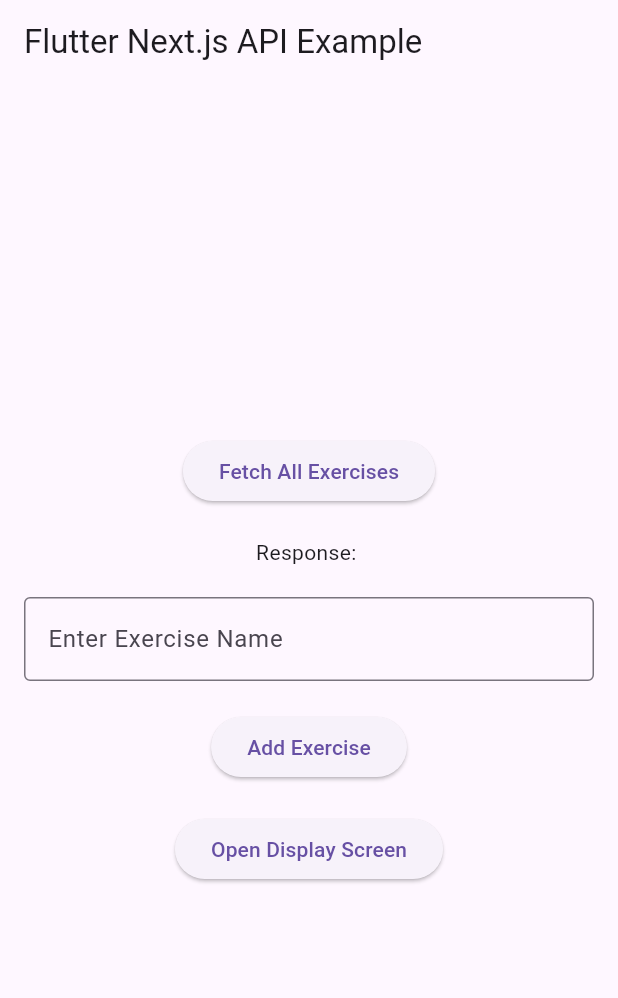
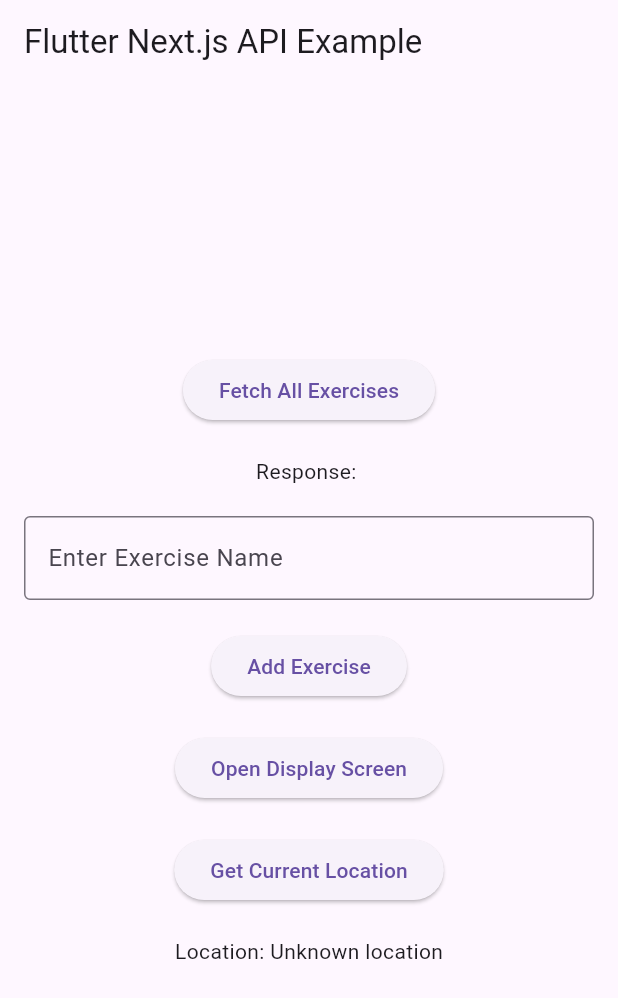
Before and after one commit to Emene-Pesh/MuscleTrackerAndroid, a Flutter app: the screen it shows after launch, on a phone screen of 412 x 824 dp. Shown: the top 998 px of the screen. Run offline on Flutter 3.47's test engine with Material 3 defaults, Android fonts, the phone set to English and light mode, and no system bars; our stand-ins replace geolocator.

Commit message:
Geo Localisation

```diff
--- a/lib/main.dart
+++ b/lib/main.dart
@@ -1,9 +1,7 @@
-// ignore_for_file: library_private_types_in_public_api
-
+import 'dart:convert';
 import 'package:flutter/material.dart';
 import 'package:http/http.dart' as http;
-import 'dart:convert';
-
+import 'package:geolocator/geolocator.dart';
 
 void main() => runApp(const MyApp());
 
@@ -28,6 +26,7 @@
 class _MyHomePageState extends State<MyHomePage> {
   String _response = '';
   final TextEditingController _controller = TextEditingController();
+  String _location = 'Unknown location';
 
   Future<void> fetchData() async {
     const url = 'http://192.168.1.3:3000/api/getExercises'; // Use your deployed URL here
@@ -49,6 +48,7 @@
       });
     }
   }
+
   Future<void> sendComment(String exercise) async {
     const url = 'http://192.168.1.3:3000/api/createExercise'; // Use your deployed URL here
     try {
@@ -78,6 +78,43 @@
     }
   }
 
+  Future<void> _getCurrentLocation() async {
+    bool serviceEnabled;
+    LocationPermission permission;
+
+    // Test if location services are enabled.
+    serviceEnabled = await Geolocator.isLocationServiceEnabled();
+    if (!serviceEnabled) {
+      setState(() {
+        _location = 'Location services are disabled.';
+      });
+      return;
+    }
+
+    permission = await Geolocator.checkPermission();
+    if (permission == LocationPermission.denied) {
+      permission = await Geolocator.requestPermission();
+      if (permission == LocationPermission.denied) {
+        setState(() {
+          _location = 'Location permissions are denied';
+        });
+        return;
+      }
+    }
+
+    if (permission == LocationPermission.deniedForever) {
+      setState(() {
+        _location = 'Location permissions are permanently denied, we cannot request permissions.';
+      });
+      return;
+    }
+
+    final position = await Geolocator.getCurrentPosition();
+    setState(() {
+      _location = 'Lat: ${position.latitude}, Lon: ${position.longitude}';
+    });
+  }
+
   void _openDisplayScreen() {
     Navigator.push(
       context,
@@ -92,6 +129,7 @@
         title: const Text('Flutter Next.js API Example'),
       ),
       body: Center(
+        child: SingleChildScrollView(
           child: Column(
             mainAxisAlignment: MainAxisAlignment.center,
             children: <Widget>[
@@ -124,7 +162,15 @@
                 onPressed: _openDisplayScreen,
                 child: const Text('Open Display Screen'),
               ),
+              const SizedBox(height: 20),
+              ElevatedButton(
+                onPressed: _getCurrentLocation,
+                child: const Text('Get Current Location'),
+              ),
+              const SizedBox(height: 20),
+              Text('Location: $_location'),
             ],
+          ),
         ),
       ),
     );
```
Also changed, not shown: pubspec.yaml (+6 -4 lines), pubspec.lock, 5 other files. Lines whose indentation alone changed are shown as unchanged.
